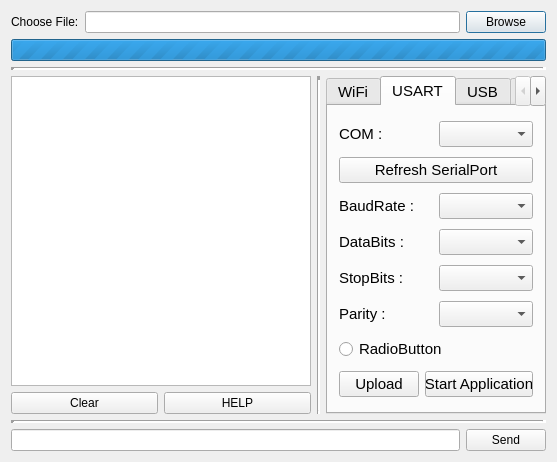
Before: the Qt Designer form tcpdialog.ui in liangzelang/TcpClient_Qt_PX4Uploader, drawn with Qt 5.
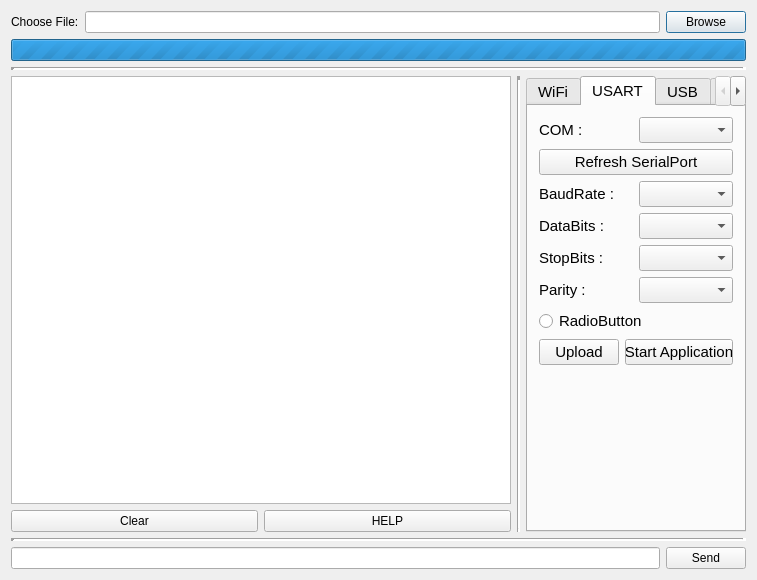
After: the same form once the commit is applied. Icons and pictures are not drawn.

```diff
--- a/tcpdialog.ui
+++ b/tcpdialog.ui
@@ -6,10 +6,16 @@
    <rect>
     <x>0</x>
     <y>0</y>
-    <width>557</width>
-    <height>462</height>
+    <width>757</width>
+    <height>580</height>
    </rect>
   </property>
+  <property name="minimumSize">
+   <size>
+    <width>100</width>
+    <height>10</height>
+   </size>
+  </property>
   <property name="windowTitle">
    <string>TcpDialog</string>
   </property>
@@ -67,8 +73,8 @@
         <widget class="QPlainTextEdit" name="plainTextEdit">
          <property name="minimumSize">
           <size>
-           <width>260</width>
-           <height>0</height>
+           <width>500</width>
+           <height>400</height>
           </size>
          </property>
          <property name="tabStopWidth">
@@ -302,16 +308,12 @@
           </layout>
          </item>
          <item>
-          <layout class="QHBoxLayout" name="horizontalLayout_24">
-           <item>
             <widget class="QRadioButton" name="openradioButton">
              <property name="text">
               <string>RadioButton</string>
              </property>
             </widget>
            </item>
-          </layout>
-         </item>
          <item>
           <layout class="QHBoxLayout" name="horizontalLayout_25">
            <item>
@@ -330,6 +332,19 @@
            </item>
           </layout>
          </item>
+         <item>
+          <spacer name="verticalSpacer_5">
+           <property name="orientation">
+            <enum>Qt::Vertical</enum>
+           </property>
+           <property name="sizeHint" stdset="0">
+            <size>
+             <width>20</width>
+             <height>112</height>
+            </size>
+           </property>
+          </spacer>
+         </item>
         </layout>
        </widget>
        <widget class="QWidget" name="tab_5">
```
Left out of the diff: 2 changed lines with no effect on the pictures. Lines whose indentation alone changed are shown as unchanged.
